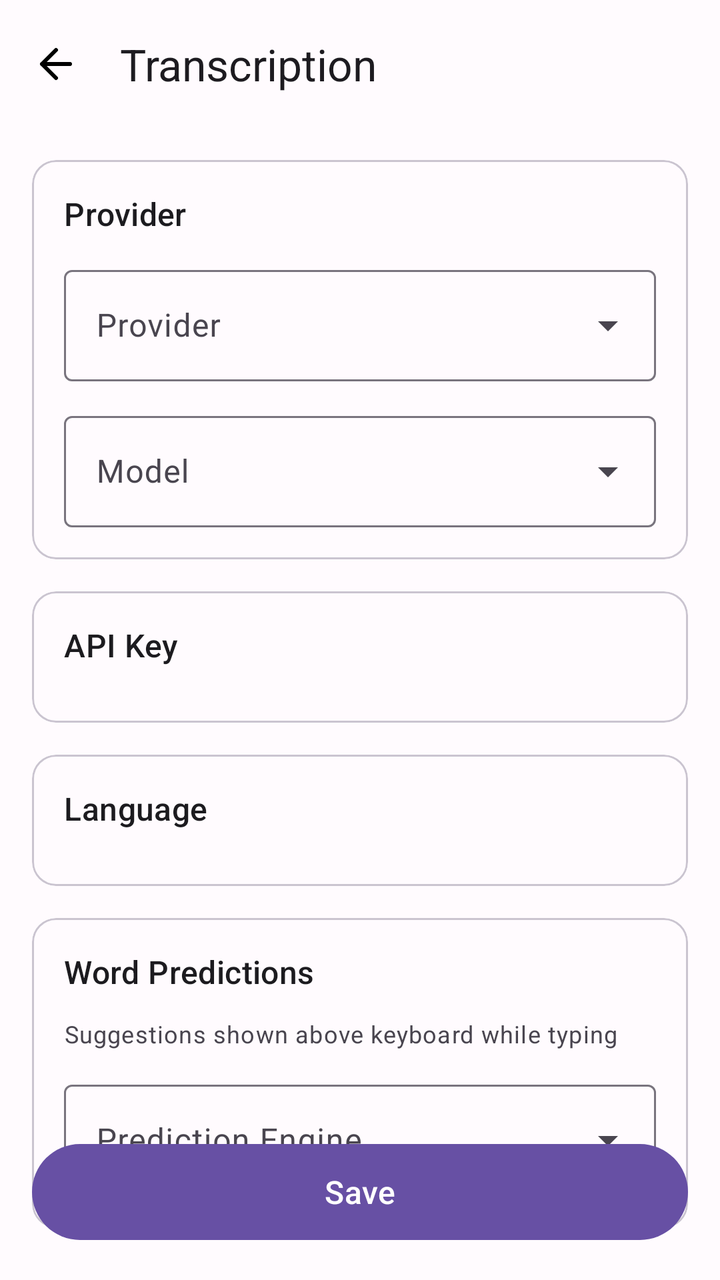
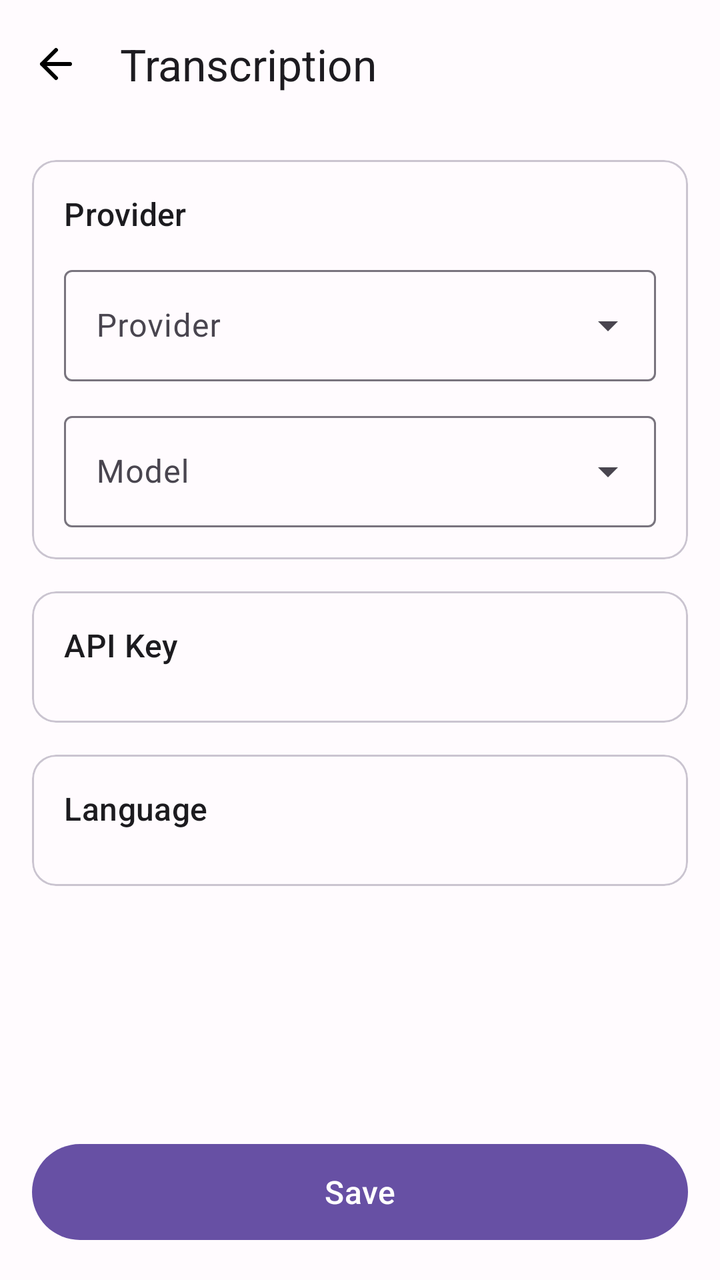

The first picture is an Android layout as it rendered before a commit; the second is the same layout after the commit. The layout source and the unified diff follow.
<!-- AndroidManifest.xml: activity theme Theme.TinyDictation -->
<!-- res/layout/activity_transcription_settings.xml -->
<?xml version="1.0" encoding="utf-8"?>
<androidx.coordinatorlayout.widget.CoordinatorLayout xmlns:android="http://schemas.android.com/apk/res/android"
    xmlns:app="http://schemas.android.com/apk/res-auto"
    xmlns:tools="http://schemas.android.com/tools"
    android:layout_width="match_parent"
    android:layout_height="match_parent"
    android:fitsSystemWindows="true"
    tools:context=".settings.TranscriptionSettingsActivity">

    <com.google.android.material.appbar.AppBarLayout
        android:layout_width="match_parent"
        android:layout_height="wrap_content"
        android:fitsSystemWindows="true">

        <com.google.android.material.appbar.MaterialToolbar
            android:id="@+id/toolbar"
            android:layout_width="match_parent"
            android:layout_height="?attr/actionBarSize"
            app:navigationIcon="@drawable/ic_arrow_back"
            app:title="Transcription" />

    </com.google.android.material.appbar.AppBarLayout>

    <androidx.core.widget.NestedScrollView
        android:layout_width="match_parent"
        android:layout_height="match_parent"
        android:paddingBottom="72dp"
        android:clipToPadding="false"
        app:layout_behavior="@string/appbar_scrolling_view_behavior">

        <LinearLayout
            android:layout_width="match_parent"
            android:layout_height="wrap_content"
            android:orientation="vertical"
            android:padding="16dp">

            
            <com.google.android.material.card.MaterialCardView
                android:layout_width="match_parent"
                android:layout_height="wrap_content"
                android:layout_marginBottom="16dp"
                app:cardBackgroundColor="?attr/colorSurface"
                app:cardElevation="0dp"
                style="@style/Widget.Material3.CardView.Outlined">

                <LinearLayout
                    android:layout_width="match_parent"
                    android:layout_height="wrap_content"
                    android:orientation="vertical"
                    android:padding="16dp">

                    <TextView
                        android:layout_width="wrap_content"
                        android:layout_height="wrap_content"
                        android:layout_marginBottom="12dp"
                        android:text="Provider"
                        android:textAppearance="?attr/textAppearanceTitleMedium"
                        android:textColor="?attr/colorOnSurface" />

                    
                    <com.google.android.material.textfield.TextInputLayout
                        android:id="@+id/tilProvider"
                        android:layout_width="match_parent"
                        android:layout_height="wrap_content"
                        android:hint="Provider"
                        style="@style/Widget.Material3.TextInputLayout.OutlinedBox.ExposedDropdownMenu">

                        <AutoCompleteTextView
                            android:id="@+id/actvProvider"
                            android:layout_width="match_parent"
                            android:layout_height="wrap_content"
                            android:inputType="none" />

                    </com.google.android.material.textfield.TextInputLayout>

                    
                    <com.google.android.material.textfield.TextInputLayout
                        android:id="@+id/tilModel"
                        android:layout_width="match_parent"
                        android:layout_height="wrap_content"
                        android:layout_marginTop="12dp"
                        android:hint="Model"
                        style="@style/Widget.Material3.TextInputLayout.OutlinedBox.ExposedDropdownMenu">

                        <AutoCompleteTextView
                            android:id="@+id/actvModel"
                            android:layout_width="match_parent"
                            android:layout_height="wrap_content"
                            android:inputType="none" />

                    </com.google.android.material.textfield.TextInputLayout>

                </LinearLayout>

            </com.google.android.material.card.MaterialCardView>

            
            <com.google.android.material.card.MaterialCardView
                android:id="@+id/cardApiKeys"
                android:layout_width="match_parent"
                android:layout_height="wrap_content"
                android:layout_marginBottom="16dp"
                app:cardBackgroundColor="?attr/colorSurface"
                app:cardElevation="0dp"
                style="@style/Widget.Material3.CardView.Outlined">

                <LinearLayout
                    android:layout_width="match_parent"
                    android:layout_height="wrap_content"
                    android:orientation="vertical"
                    android:padding="16dp">

                    <TextView
                        android:layout_width="wrap_content"
                        android:layout_height="wrap_content"
                        android:layout_marginBottom="12dp"
                        android:text="API Key"
                        android:textAppearance="?attr/textAppearanceTitleMedium"
                        android:textColor="?attr/colorOnSurface" />

                    
                    <com.google.android.material.textfield.TextInputLayout
                        android:id="@+id/tilApiKey"
                        android:layout_width="match_parent"
                        android:layout_height="wrap_content"
                        android:hint="Deepgram API Key"
                        android:visibility="gone"
                        app:endIconMode="password_toggle"
                        style="@style/Widget.Material3.TextInputLayout.OutlinedBox">

                        <com.google.android.material.textfield.TextInputEditText
                            android:id="@+id/etApiKey"
                            android:layout_width="match_parent"
                            android:layout_height="wrap_content"
                            android:inputType="textPassword"
                            android:maxLines="1" />

                    </com.google.android.material.textfield.TextInputLayout>

                    
                    <com.google.android.material.textfield.TextInputLayout
                        android:id="@+id/tilGroqApiKey"
                        android:layout_width="match_parent"
                        android:layout_height="wrap_content"
                        android:hint="Groq API Key"
                        android:visibility="gone"
                        app:endIconMode="password_toggle"
                        style="@style/Widget.Material3.TextInputLayout.OutlinedBox">

                        <com.google.android.material.textfield.TextInputEditText
                            android:id="@+id/etGroqApiKey"
                            android:layout_width="match_parent"
                            android:layout_height="wrap_content"
                            android:inputType="textPassword"
                            android:maxLines="1" />

                    </com.google.android.material.textfield.TextInputLayout>

                    
                    <com.google.android.material.textfield.TextInputLayout
                        android:id="@+id/tilOpenAIApiKey"
                        android:layout_width="match_parent"
                        android:layout_height="wrap_content"
                        android:hint="OpenAI API Key"
                        android:visibility="gone"
                        app:endIconMode="password_toggle"
                        style="@style/Widget.Material3.TextInputLayout.OutlinedBox">

                        <com.google.android.material.textfield.TextInputEditText
                            android:id="@+id/etOpenAIApiKey"
                            android:layout_width="match_parent"
                            android:layout_height="wrap_content"
                            android:inputType="textPassword"
                            android:maxLines="1" />

                    </com.google.android.material.textfield.TextInputLayout>

                    
                    <com.google.android.material.textfield.TextInputLayout
                        android:id="@+id/tilAssemblyAIApiKey"
                        android:layout_width="match_parent"
                        android:layout_height="wrap_content"
                        android:hint="AssemblyAI API Key"
                        android:visibility="gone"
                        app:endIconMode="password_toggle"
                        style="@style/Widget.Material3.TextInputLayout.OutlinedBox">

                        <com.google.android.material.textfield.TextInputEditText
                            android:id="@+id/etAssemblyAIApiKey"
                            android:layout_width="match_parent"
                            android:layout_height="wrap_content"
                            android:inputType="textPassword"
                            android:maxLines="1" />

                    </com.google.android.material.textfield.TextInputLayout>

                    
                    <com.google.android.material.textfield.TextInputLayout
                        android:id="@+id/tilGeminiApiKey"
                        android:layout_width="match_parent"
                        android:layout_height="wrap_content"
                        android:hint="Gemini API Key"
                        android:visibility="gone"
                        app:endIconMode="password_toggle"
                        style="@style/Widget.Material3.TextInputLayout.OutlinedBox">

                        <com.google.android.material.textfield.TextInputEditText
                            android:id="@+id/etGeminiApiKey"
                            android:layout_width="match_parent"
                            android:layout_height="wrap_content"
                            android:inputType="textPassword"
                            android:maxLines="1" />

                    </com.google.android.material.textfield.TextInputLayout>

                </LinearLayout>

            </com.google.android.material.card.MaterialCardView>

            
            <com.google.android.material.card.MaterialCardView
                android:layout_width="match_parent"
                android:layout_height="wrap_content"
                android:layout_marginBottom="16dp"
                app:cardBackgroundColor="?attr/colorSurface"
                app:cardElevation="0dp"
                style="@style/Widget.Material3.CardView.Outlined">

                <LinearLayout
                    android:layout_width="match_parent"
                    android:layout_height="wrap_content"
                    android:orientation="vertical"
                    android:padding="16dp">

                    <TextView
                        android:layout_width="wrap_content"
                        android:layout_height="wrap_content"
                        android:layout_marginBottom="12dp"
                        android:text="Language"
                        android:textAppearance="?attr/textAppearanceTitleMedium"
                        android:textColor="?attr/colorOnSurface" />

                    
                    <LinearLayout
                        android:id="@+id/layoutAutoDetect"
                        android:layout_width="match_parent"
                        android:layout_height="wrap_content"
                        android:orientation="horizontal"
                        android:gravity="center_vertical"
                        android:paddingVertical="8dp"
                        android:visibility="gone">

                        <LinearLayout
                            android:layout_width="0dp"
                            android:layout_height="wrap_content"
                            android:layout_weight="1"
                            android:orientation="vertical"
                            android:layout_marginEnd="16dp">

                            <TextView
                                android:layout_width="wrap_content"
                                android:layout_height="wrap_content"
                                android:text="Auto-detect language"
                                android:textAppearance="?attr/textAppearanceBodyLarge"
                                android:textColor="?attr/colorOnSurface" />

                            <TextView
                                android:layout_width="wrap_content"
                                android:layout_height="wrap_content"
                                android:layout_marginTop="2dp"
                                android:text="Let the model detect the language"
                                android:textAppearance="?attr/textAppearanceBodySmall"
                                android:textColor="?attr/colorOnSurfaceVariant" />

                        </LinearLayout>

                        <com.google.android.material.materialswitch.MaterialSwitch
                            android:id="@+id/switchAutoDetect"
                            android:layout_width="wrap_content"
                            android:layout_height="wrap_content" />

                    </LinearLayout>

                </LinearLayout>

            </com.google.android.material.card.MaterialCardView>

            
            <com.google.android.material.card.MaterialCardView
                android:id="@+id/cardPredictions"
                android:layout_width="match_parent"
                android:layout_height="wrap_content"
                android:layout_marginBottom="16dp"
                app:cardBackgroundColor="?attr/colorSurface"
                app:cardElevation="0dp"
                style="@style/Widget.Material3.CardView.Outlined">

                <LinearLayout
                    android:layout_width="match_parent"
                    android:layout_height="wrap_content"
                    android:orientation="vertical"
                    android:padding="16dp">

                    <TextView
                        android:layout_width="wrap_content"
                        android:layout_height="wrap_content"
                        android:layout_marginBottom="12dp"
                        android:text="Word Predictions"
                        android:textAppearance="?attr/textAppearanceTitleMedium"
                        android:textColor="?attr/colorOnSurface" />

                    <TextView
                        android:layout_width="wrap_content"
                        android:layout_height="wrap_content"
                        android:layout_marginBottom="12dp"
                        android:text="Suggestions shown above keyboard while typing"
                        android:textAppearance="?attr/textAppearanceBodySmall"
                        android:textColor="?attr/colorOnSurfaceVariant" />

                    
                    <com.google.android.material.textfield.TextInputLayout
                        android:id="@+id/tilPredictionEngine"
                        android:layout_width="match_parent"
                        android:layout_height="wrap_content"
                        android:hint="Prediction Engine"
                        style="@style/Widget.Material3.TextInputLayout.OutlinedBox.ExposedDropdownMenu">

                        <AutoCompleteTextView
                            android:id="@+id/actvPredictionEngine"
                            android:layout_width="match_parent"
                            android:layout_height="wrap_content"
                            android:inputType="none" />

                    </com.google.android.material.textfield.TextInputLayout>

                    
                    <com.google.android.material.textfield.TextInputLayout
                        android:id="@+id/tilPredictionGroqApiKey"
                        android:layout_width="match_parent"
                        android:layout_height="wrap_content"
                        android:layout_marginTop="12dp"
                        android:hint="Groq API Key"
                        android:visibility="gone"
                        app:endIconMode="password_toggle"
                        app:helperText="Same key used for Groq transcription"
                        app:helperTextEnabled="true"
                        style="@style/Widget.Material3.TextInputLayout.OutlinedBox">

                        <com.google.android.material.textfield.TextInputEditText
                            android:id="@+id/etPredictionGroqApiKey"
                            android:layout_width="match_parent"
                            android:layout_height="wrap_content"
                            android:inputType="textPassword"
                            android:maxLines="1" />

                    </com.google.android.material.textfield.TextInputLayout>

                </LinearLayout>

            </com.google.android.material.card.MaterialCardView>

            
            <com.google.android.material.card.MaterialCardView
                android:id="@+id/cardFallback"
                android:layout_width="match_parent"
                android:layout_height="wrap_content"
                android:layout_marginBottom="16dp"
                android:visibility="gone"
                app:cardBackgroundColor="?attr/colorSurface"
                app:cardElevation="0dp"
                style="@style/Widget.Material3.CardView.Outlined">

                <LinearLayout
                    android:layout_width="match_parent"
                    android:layout_height="wrap_content"
                    android:orientation="vertical"
                    android:padding="16dp">

                    <TextView
                        android:layout_width="wrap_content"
                        android:layout_height="wrap_content"
                        android:layout_marginBottom="12dp"
                        android:text="Offline Fallback"
                        android:textAppearance="?attr/textAppearanceTitleMedium"
                        android:textColor="?attr/colorOnSurface" />

                    
                    <LinearLayout
                        android:layout_width="match_parent"
                        android:layout_height="wrap_content"
                        android:orientation="horizontal"
                        android:gravity="center_vertical"
                        android:paddingVertical="8dp">

                        <LinearLayout
                            android:layout_width="0dp"
                            android:layout_height="wrap_content"
                            android:layout_weight="1"
                            android:orientation="vertical"
                            android:layout_marginEnd="16dp">

                            <TextView
                                android:layout_width="wrap_content"
                                android:layout_height="wrap_content"
                                android:text="Fallback to offline"
                                android:textAppearance="?attr/textAppearanceBodyLarge"
                                android:textColor="?attr/colorOnSurface" />

                            <TextView
                                android:layout_width="wrap_content"
                                android:layout_height="wrap_content"
                                android:layout_marginTop="2dp"
                                android:text="Use offline engine when no internet"
                                android:textAppearance="?attr/textAppearanceBodySmall"
                                android:textColor="?attr/colorOnSurfaceVariant" />

                        </LinearLayout>

                        <com.google.android.material.materialswitch.MaterialSwitch
                            android:id="@+id/switchAutoFallback"
                            android:layout_width="wrap_content"
                            android:layout_height="wrap_content"
                            android:checked="true" />

                    </LinearLayout>

                    
                    <LinearLayout
                        android:id="@+id/layoutFallbackModel"
                        android:layout_width="match_parent"
                        android:layout_height="wrap_content"
                        android:orientation="vertical"
                        android:layout_marginTop="12dp"
                        android:visibility="gone">

                        <TextView
                            android:layout_width="wrap_content"
                            android:layout_height="wrap_content"
                            android:text="Fallback model"
                            android:textAppearance="?attr/textAppearanceBodyMedium"
                            android:textColor="?attr/colorOnSurfaceVariant" />

                        <Spinner
                            android:id="@+id/spinnerFallbackModel"
                            android:layout_width="match_parent"
                            android:layout_height="48dp"
                            android:layout_marginTop="4dp"
                            android:background="@drawable/spinner_background"
                            android:popupBackground="?attr/colorSurface" />

                        <TextView
                            android:id="@+id/tvFallbackModelNote"
                            android:layout_width="wrap_content"
                            android:layout_height="wrap_content"
                            android:layout_marginTop="4dp"
                            android:text="Whisper models auto-detect language"
                            android:textAppearance="?attr/textAppearanceBodySmall"
                            android:textColor="?attr/colorOnSurfaceVariant"
                            android:visibility="gone" />

                    </LinearLayout>

                </LinearLayout>

            </com.google.android.material.card.MaterialCardView>

        </LinearLayout>

    </androidx.core.widget.NestedScrollView>

    
    <com.google.android.material.button.MaterialButton
        android:id="@+id/btnSave"
        android:layout_width="match_parent"
        android:layout_height="56dp"
        android:layout_gravity="bottom"
        android:layout_margin="16dp"
        android:text="@string/save_settings"
        android:textAppearance="?attr/textAppearanceTitleMedium"
        style="@style/Widget.Material3.Button" />

</androidx.coordinatorlayout.widget.CoordinatorLayout>
<!-- resources referenced by this layout -->
<resources>
  <!-- drawable ic_arrow_back (drawable) -->
  <?xml version="1.0" encoding="utf-8"?>
  <vector xmlns:android="http://schemas.android.com/apk/res/android"
      android:width="24dp"
      android:height="24dp"
      android:viewportWidth="24"
      android:viewportHeight="24">
      
      <path
          android:pathData="M19,12H5M5,12L12,19M5,12L12,5"
          android:strokeWidth="2"
          android:strokeColor="#000000"
          android:strokeLineCap="round"
          android:strokeLineJoin="round"
          android:fillColor="@android:color/transparent" />
  </vector>
  <!-- drawable spinner_background (drawable) -->
  <?xml version="1.0" encoding="utf-8"?>
  <shape xmlns:android="http://schemas.android.com/apk/res/android"
      android:shape="rectangle">
      <solid android:color="?attr/colorSurfaceVariant" />
      <corners android:radius="8dp" />
      <stroke
          android:width="1dp"
          android:color="?attr/colorOutline" />
      <padding
          android:left="12dp"
          android:top="8dp"
          android:right="12dp"
          android:bottom="8dp" />
  </shape>
  <string name="save_settings">Save</string>
  <style name="Theme.TinyDictation" parent="Theme.Material3.DayNight.NoActionBar">
          
          <item name="materialButtonStyle">@style/SquareButton</item>
  
          
          <item name="colorPrimary">@color/primary</item>
          <item name="colorPrimaryContainer">@color/primary_container</item>
          <item name="colorOnPrimary">@color/on_primary</item>
  
          
          <item name="colorSecondary">@color/secondary</item>
          <item name="colorSecondaryContainer">@color/secondary_container</item>
          <item name="colorOnSecondary">@color/on_secondary</item>
  
          
          <item name="colorError">@color/error</item>
          <item name="colorOnError">@color/on_error</item>
  
          
          <item name="colorSurface">@color/surface</item>
          <item name="colorOnSurface">@color/on_surface</item>
          <item name="colorSurfaceVariant">@color/surface_variant</item>
          <item name="colorOnSurfaceVariant">@color/on_surface_variant</item>
  
          
          <item name="android:colorBackground">@color/surface</item>
          <item name="colorOnBackground">@color/on_surface</item>
  
          
          <item name="colorOutline">@color/outline</item>
  
          
          <item name="android:statusBarColor">@android:color/transparent</item>
          <item name="android:navigationBarColor">@android:color/transparent</item>
  
          
          <item name="android:windowBackground">@color/surface</item>
      </style>
  <style name="SquareButton" parent="Widget.Material3.Button">
          <item name="shapeAppearance">@style/SquareShape</item>
          <item name="android:insetTop">0dp</item>
          <item name="android:insetBottom">0dp</item>
      </style>
  <color name="primary">#6750A4</color>
  <color name="primary_container">#EADDFF</color>
  <color name="on_primary">#FFFFFF</color>
  <color name="secondary">#625B71</color>
  <color name="secondary_container">#E8DEF8</color>
  <color name="on_secondary">#FFFFFF</color>
  <color name="error">#B3261E</color>
  <color name="on_error">#FFFFFF</color>
  <color name="surface">#FFFBFE</color>
  <color name="on_surface">#1C1B1F</color>
  <color name="surface_variant">#F3EDF7</color>
  <color name="on_surface_variant">#49454F</color>
  <color name="outline">#79747E</color>
  <style name="SquareShape" parent="">
          <item name="cornerSize">0dp</item>
      </style>
</resources>

<!-- the commit's change to res/layout/activity_transcription_settings.xml (unified diff, before → after) -->
@@ -137,82 +137,6 @@
 
                     </com.google.android.material.textfield.TextInputLayout>
 
-                    
-                    <com.google.android.material.textfield.TextInputLayout
-                        android:id="@+id/tilGroqApiKey"
-                        android:layout_width="match_parent"
-                        android:layout_height="wrap_content"
-                        android:hint="Groq API Key"
-                        android:visibility="gone"
-                        app:endIconMode="password_toggle"
-                        style="@style/Widget.Material3.TextInputLayout.OutlinedBox">
-
-                        <com.google.android.material.textfield.TextInputEditText
-                            android:id="@+id/etGroqApiKey"
-                            android:layout_width="match_parent"
-                            android:layout_height="wrap_content"
-                            android:inputType="textPassword"
-                            android:maxLines="1" />
-
-                    </com.google.android.material.textfield.TextInputLayout>
-
-                    
-                    <com.google.android.material.textfield.TextInputLayout
-                        android:id="@+id/tilOpenAIApiKey"
-                        android:layout_width="match_parent"
-                        android:layout_height="wrap_content"
-                        android:hint="OpenAI API Key"
-                        android:visibility="gone"
-                        app:endIconMode="password_toggle"
-                        style="@style/Widget.Material3.TextInputLayout.OutlinedBox">
-
-                        <com.google.android.material.textfield.TextInputEditText
-                            android:id="@+id/etOpenAIApiKey"
-                            android:layout_width="match_parent"
-                            android:layout_height="wrap_content"
-                            android:inputType="textPassword"
-                            android:maxLines="1" />
-
-                    </com.google.android.material.textfield.TextInputLayout>
-
-                    
-                    <com.google.android.material.textfield.TextInputLayout
-                        android:id="@+id/tilAssemblyAIApiKey"
-                        android:layout_width="match_parent"
-                        android:layout_height="wrap_content"
-                        android:hint="AssemblyAI API Key"
-                        android:visibility="gone"
-                        app:endIconMode="password_toggle"
-                        style="@style/Widget.Material3.TextInputLayout.OutlinedBox">
-
-                        <com.google.android.material.textfield.TextInputEditText
-                            android:id="@+id/etAssemblyAIApiKey"
-                            android:layout_width="match_parent"
-                            android:layout_height="wrap_content"
-                            android:inputType="textPassword"
-                            android:maxLines="1" />
-
-                    </com.google.android.material.textfield.TextInputLayout>
-
-                    
-                    <com.google.android.material.textfield.TextInputLayout
-                        android:id="@+id/tilGeminiApiKey"
-                        android:layout_width="match_parent"
-                        android:layout_height="wrap_content"
-                        android:hint="Gemini API Key"
-                        android:visibility="gone"
-                        app:endIconMode="password_toggle"
-                        style="@style/Widget.Material3.TextInputLayout.OutlinedBox">
-
-                        <com.google.android.material.textfield.TextInputEditText
-                            android:id="@+id/etGeminiApiKey"
-                            android:layout_width="match_parent"
-                            android:layout_height="wrap_content"
-                            android:inputType="textPassword"
-                            android:maxLines="1" />
-
-                    </com.google.android.material.textfield.TextInputLayout>
-
                 </LinearLayout>
 
             </com.google.android.material.card.MaterialCardView>
@@ -280,80 +204,6 @@
                             android:layout_height="wrap_content" />
 
                     </LinearLayout>
-
-                </LinearLayout>
-
-            </com.google.android.material.card.MaterialCardView>
-
-            
-            <com.google.android.material.card.MaterialCardView
-                android:id="@+id/cardPredictions"
-                android:layout_width="match_parent"
-                android:layout_height="wrap_content"
-                android:layout_marginBottom="16dp"
-                app:cardBackgroundColor="?attr/colorSurface"
-                app:cardElevation="0dp"
-                style="@style/Widget.Material3.CardView.Outlined">
-
-                <LinearLayout
-                    android:layout_width="match_parent"
-                    android:layout_height="wrap_content"
-                    android:orientation="vertical"
-                    android:padding="16dp">
-
-                    <TextView
-                        android:layout_width="wrap_content"
-                        android:layout_height="wrap_content"
-                        android:layout_marginBottom="12dp"
-                        android:text="Word Predictions"
-                        android:textAppearance="?attr/textAppearanceTitleMedium"
-                        android:textColor="?attr/colorOnSurface" />
-
-                    <TextView
-                        android:layout_width="wrap_content"
-                        android:layout_height="wrap_content"
-                        android:layout_marginBottom="12dp"
-                        android:text="Suggestions shown above keyboard while typing"
-                        android:textAppearance="?attr/textAppearanceBodySmall"
-                        android:textColor="?attr/colorOnSurfaceVariant" />
-
-                    
-                    <com.google.android.material.textfield.TextInputLayout
-                        android:id="@+id/tilPredictionEngine"
-                        android:layout_width="match_parent"
-                        android:layout_height="wrap_content"
-                        android:hint="Prediction Engine"
-                        style="@style/Widget.Material3.TextInputLayout.OutlinedBox.ExposedDropdownMenu">
-
-                        <AutoCompleteTextView
-                            android:id="@+id/actvPredictionEngine"
-                            android:layout_width="match_parent"
-                            android:layout_height="wrap_content"
-                            android:inputType="none" />
-
-                    </com.google.android.material.textfield.TextInputLayout>
-
-                    
-                    <com.google.android.material.textfield.TextInputLayout
-                        android:id="@+id/tilPredictionGroqApiKey"
-                        android:layout_width="match_parent"
-                        android:layout_height="wrap_content"
-                        android:layout_marginTop="12dp"
-                        android:hint="Groq API Key"
-                        android:visibility="gone"
-                        app:endIconMode="password_toggle"
-                        app:helperText="Same key used for Groq transcription"
-                        app:helperTextEnabled="true"
-                        style="@style/Widget.Material3.TextInputLayout.OutlinedBox">
-
-                        <com.google.android.material.textfield.TextInputEditText
-                            android:id="@+id/etPredictionGroqApiKey"
-                            android:layout_width="match_parent"
-                            android:layout_height="wrap_content"
-                            android:inputType="textPassword"
-                            android:maxLines="1" />
-
-                    </com.google.android.material.textfield.TextInputLayout>
 
                 </LinearLayout>
 
